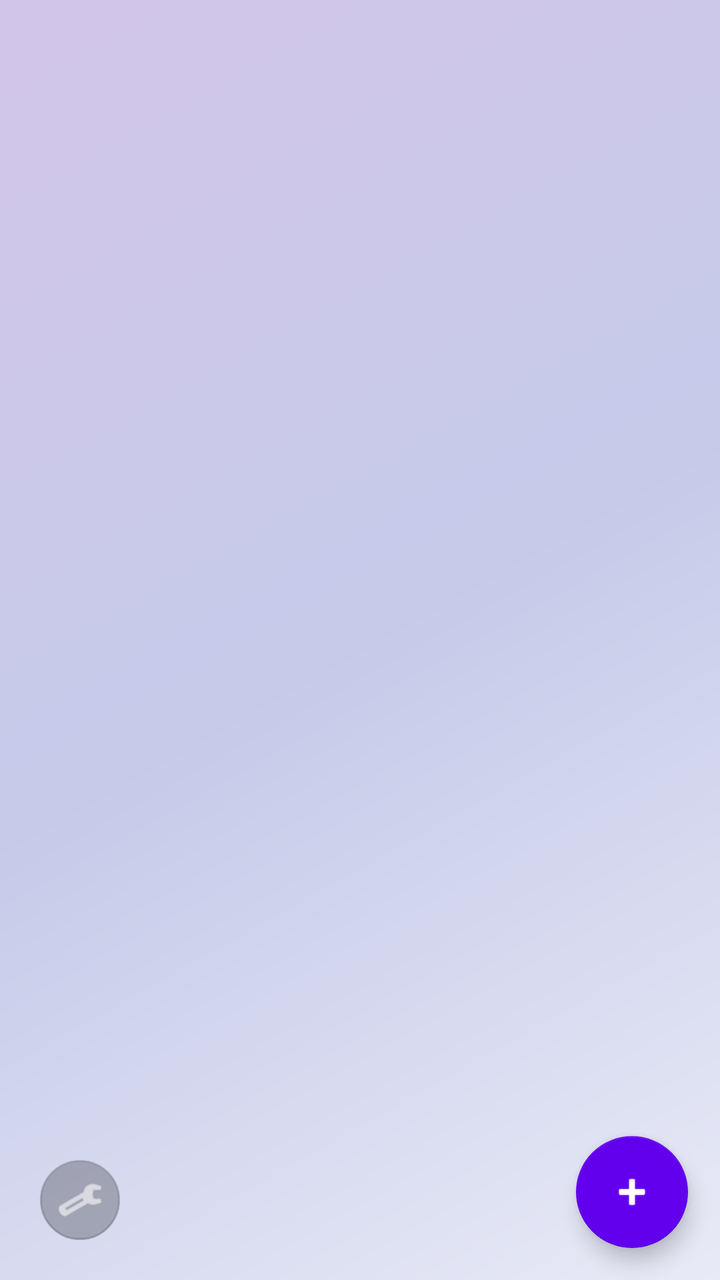
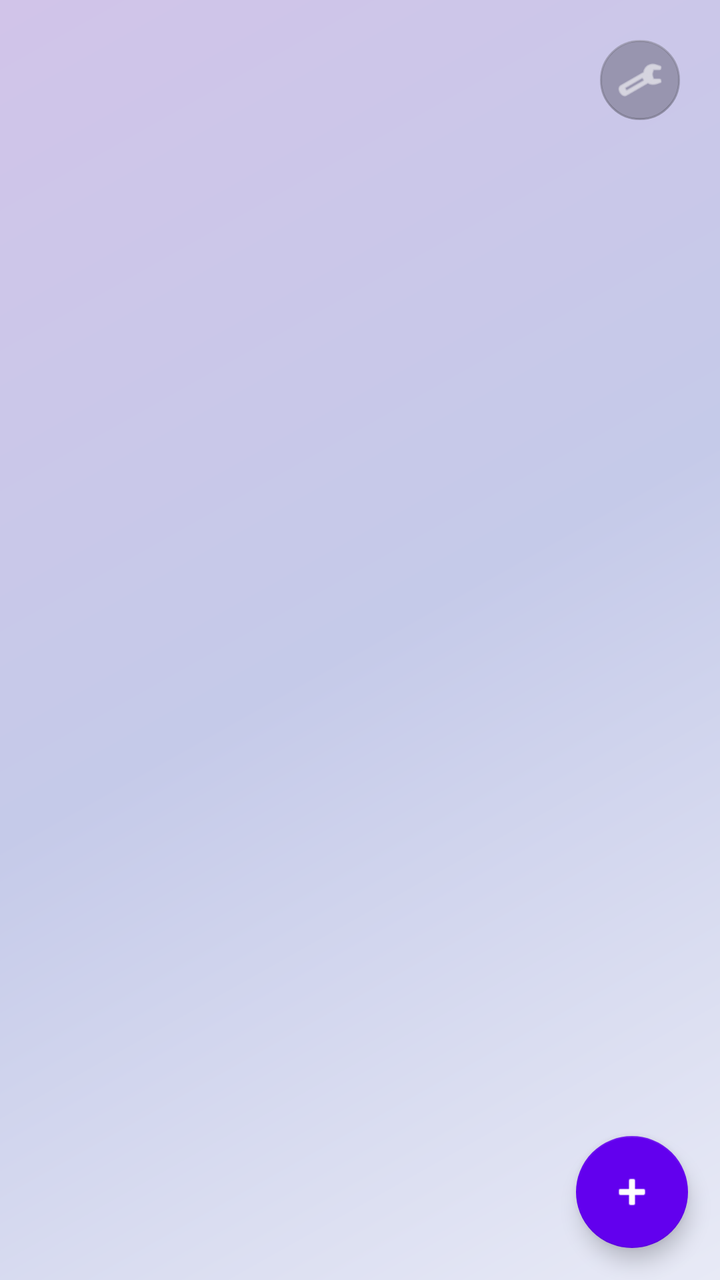

An Android layout rendered at two revisions. The XML below is the earlier revision; the diff shows what the commit changed to produce the second picture.
<!-- AndroidManifest.xml: activity theme Theme.LocationReminder -->
<!-- res/layout/activity_main.xml -->
<?xml version="1.0" encoding="utf-8"?>
<androidx.constraintlayout.widget.ConstraintLayout
    android:id="@+id/rootLayout"
    xmlns:android="http://schemas.android.com/apk/res/android"
    xmlns:app="http://schemas.android.com/apk/res-auto"
    android:layout_width="match_parent"
    android:layout_height="match_parent"
    android:fitsSystemWindows="true"
    android:background="@drawable/gradient_background">


<LinearLayout
    android:layout_width="0dp"
    android:layout_height="0dp"
    android:orientation="vertical"
    android:padding="24dp"
    app:layout_constraintTop_toTopOf="parent"
    app:layout_constraintBottom_toBottomOf="parent"
    app:layout_constraintStart_toStartOf="parent"
    app:layout_constraintEnd_toEndOf="parent">

    
    <androidx.recyclerview.widget.RecyclerView
        android:id="@+id/remindersRecyclerView"
        android:layout_width="match_parent"
        android:layout_height="match_parent"
        android:clipToPadding="false"
        android:paddingTop="8dp"/>
</LinearLayout>

    
    <com.google.android.material.floatingactionbutton.FloatingActionButton
        android:id="@+id/addReminderButton"
        android:layout_width="wrap_content"
        android:layout_height="wrap_content"
        app:backgroundTint="@color/colorPrimary"
        app:rippleColor="@color/colorSecondary"
        android:src="@android:drawable/ic_input_add"
        android:contentDescription="Add Reminder"
        app:tint="@color/white"
        app:elevation="6dp"
        app:layout_constraintBottom_toBottomOf="parent"
        app:layout_constraintEnd_toEndOf="parent"
        android:layout_margin="16dp"/>

    
    <com.google.android.material.floatingactionbutton.FloatingActionButton
        android:id="@+id/settingsButton"
        android:layout_width="wrap_content"
        android:layout_height="wrap_content"
        app:backgroundTint="#40000000"
        app:rippleColor="@color/colorSecondary"
        android:src="@android:drawable/ic_menu_preferences"
        android:contentDescription="Settings"
        app:tint="@color/white"
        app:elevation="0dp"
        app:fabSize="mini"
        app:layout_constraintBottom_toBottomOf="parent"
        app:layout_constraintStart_toStartOf="parent"
        android:layout_margin="16dp"/>

    </androidx.constraintlayout.widget.ConstraintLayout>
<!-- resources referenced by this layout -->
<resources>
  <color name="colorPrimary">#6200EE</color>
  <color name="colorSecondary">#03DAC5</color>
  <color name="white">#FFFFFF</color>
  <!-- drawable gradient_background (drawable) -->
  <?xml version="1.0" encoding="utf-8"?>
  <shape xmlns:android="http://schemas.android.com/apk/res/android"
      android:shape="rectangle">
      <gradient
          android:angle="135"
          android:startColor="#E8EAF6"
          android:centerColor="#C5CAE9"
          android:endColor="#D1C4E9"
          android:type="linear" />
  </shape>
  <style name="Theme.LocationReminder" parent="Theme.MaterialComponents.DayNight.NoActionBar">
      <item name="colorPrimary">@color/colorPrimary</item>
      <item name="colorPrimaryVariant">@color/colorPrimaryVariant</item>
      <item name="colorOnPrimary">@color/white</item>
      <item name="colorSecondary">@color/colorSecondary</item>
      <item name="colorSecondaryVariant">@color/colorSecondaryDark</item>
      <item name="colorOnSecondary">@color/black</item>
  
      
      <item name="android:statusBarColor">@color/gradient_base_dark</item>
      <item name="android:navigationBarColor">@color/gradient_base_dark</item>
  </style>
  <color name="colorPrimaryVariant">#3700B3</color>
  <color name="colorSecondaryDark">#01B7A4</color>
  <color name="black">#000000</color>
  <color name="gradient_base_dark">#121212</color>
</resources>

<!-- the commit's change to res/layout/activity_main.xml (unified diff, before → after) -->
@@ -50,13 +50,13 @@
         android:layout_height="wrap_content"
         app:backgroundTint="#40000000"
         app:rippleColor="@color/colorSecondary"
-        android:src="@android:drawable/ic_menu_preferences"
+        android:src="@android:drawable/ic_menu_manage"
         android:contentDescription="Settings"
         app:tint="@color/white"
         app:elevation="0dp"
         app:fabSize="mini"
-        app:layout_constraintBottom_toBottomOf="parent"
-        app:layout_constraintStart_toStartOf="parent"
+        app:layout_constraintTop_toTopOf="parent"
+        app:layout_constraintEnd_toEndOf="parent"
         android:layout_margin="16dp"/>
 
     </androidx.constraintlayout.widget.ConstraintLayout>
